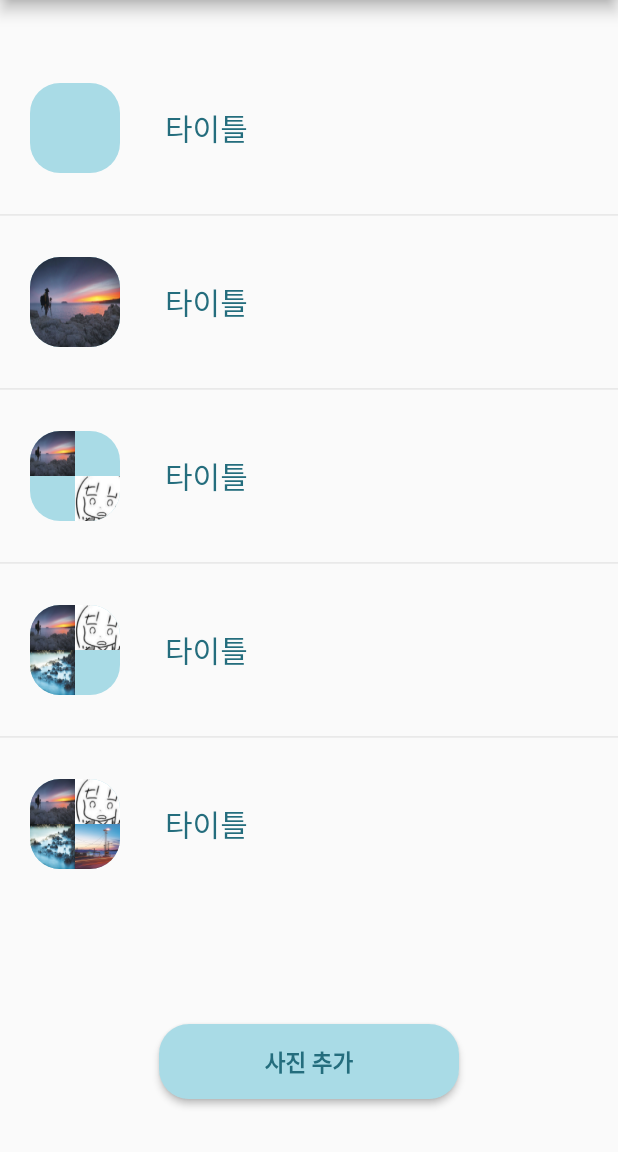
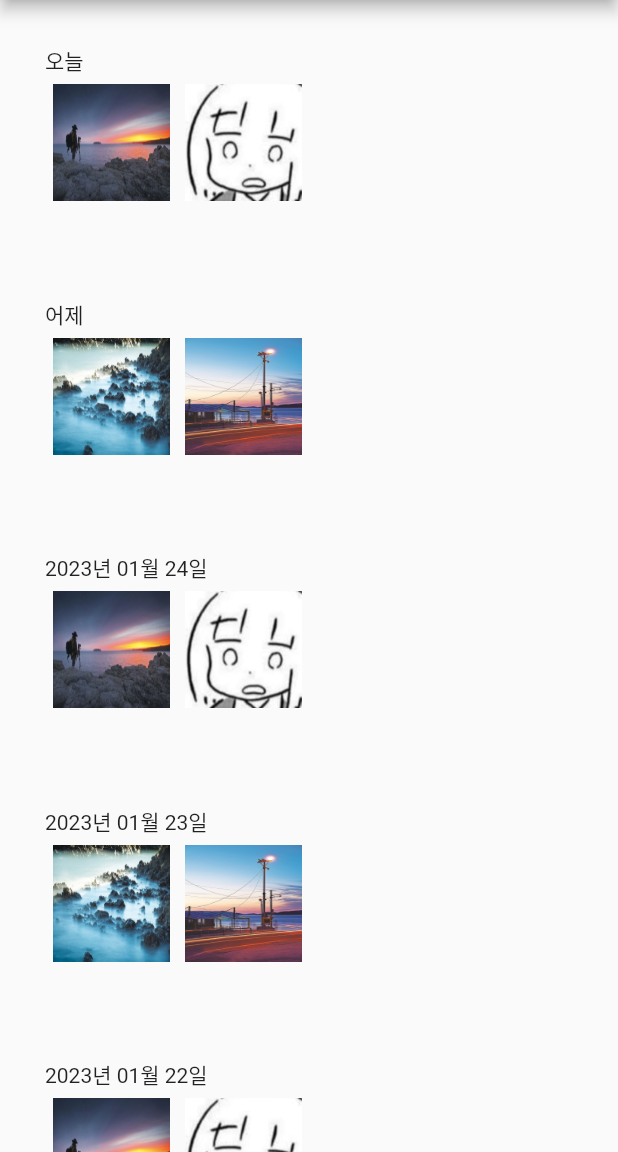
Before and after one commit to haZuny/GDSC-image-cloud-app, a Flutter app: the screen it shows after launch, on a phone screen of 412 x 824 dp, the part 84-1236 px from its top. Run offline on Flutter 3.47's test engine with Material 2 defaults, Android fonts, the phone set to English and light mode, and no system bars; drawn by our look-alikes of dropdown_button2.

Commit message:
이미지 리스트 페이지 뼈대

```diff
--- a/lib/BaseFile.dart
+++ b/lib/BaseFile.dart
@@ -22,7 +22,6 @@ double mainListTitleFontSize = 20;
 double mainListPaddingSize = 20;
 double mainImgTitleThinSize = 30;
 
-
 /// 화면 크기 반환
 double getFulLSizePercent(BuildContext context, int percent, bool isWidth){
   if(isWidth)
--- /dev/null
+++ b/lib/ImgListPage.dart
@@ -0,0 +1,135 @@
+import 'package:flutter/material.dart';
+import 'package:intl/intl.dart';
+import 'package:toy_project/BaseFile.dart';
+
+import 'AppBar_Drawer.dart';
+
+class ImageListPage extends StatefulWidget {
+  @override
+  State<ImageListPage> createState() => _ImageListPage();
+}
+
+class _ImageListPage extends State<ImageListPage> {
+  /// 날짜별로 정렬된 리스트
+  Map dateAlignedImgObj = {};
+
+  /// 키 리스트
+  List dateKeyList = [];
+
+  /// 오늘 날짜
+  DateTime now = DateTime.now();
+  String formatDateNow = DateFormat('yyyy-MM-dd').format(DateTime.now());
+  String formatDateYesterDay = DateFormat('yyyy-MM-dd').format(DateTime.now().subtract(Duration(days: 1)));
+
+  /// 초기 동작
+  @override
+  void initState() {
+    // TODO: implement initState
+    super.initState();
+
+    // 임시로 이미지 삽입
+    for (int i = 0; i < 50; i++) {
+      DateTime date = DateTime(now.year, now.month, now.day)
+          .subtract(Duration(days: (i / 2).toInt()));
+      print(date);
+      if (dateAlignedImgObj.containsKey(date)) {
+        dateAlignedImgObj[date].add(ImageObj(
+            i,
+            i % 4 == 0
+                ? Image.asset(
+                    'assets/img/test1.jpg',
+                    fit: BoxFit.fill,
+                  )
+                : i % 4 == 1
+                    ? Image.asset('assets/img/test2.jpg', fit: BoxFit.fill)
+                    : i % 4 == 2
+                        ? Image.asset('assets/img/test3.jpg', fit: BoxFit.fill)
+                        : Image.asset('assets/img/test4.jpg', fit: BoxFit.fill),
+            date));
+      } else {
+        dateAlignedImgObj[date] = [
+          ImageObj(
+              i,
+              i % 4 == 0
+                  ? Image.asset(
+                      'assets/img/test1.jpg',
+                      fit: BoxFit.fill,
+                    )
+                  : i % 4 == 1
+                      ? Image.asset('assets/img/test2.jpg', fit: BoxFit.fill)
+                      : i % 4 == 2
+                          ? Image.asset('assets/img/test3.jpg',
+                              fit: BoxFit.fill)
+                          : Image.asset('assets/img/test4.jpg',
+                              fit: BoxFit.fill),
+              date)
+        ];
+        dateKeyList.add(date);
+      }
+    }
+  }
+
+  @override
+  Widget build(BuildContext context) => Scaffold(
+      appBar: MyAppBar(true),
+
+      /// 날짜 리스트
+      body: ListView.builder(
+          itemCount: dateKeyList.length,
+          itemBuilder: (context, idx) => Padding(
+                padding: EdgeInsets.all(30),
+                child: Column(
+                  crossAxisAlignment: CrossAxisAlignment.start,
+                  children: [
+                    // 오늘
+                    dateKeyList[idx].toString().substring(0, 10) ==
+                            formatDateNow
+                        ? Text("오늘")
+                        :
+                        // 어제
+                        dateKeyList[idx].toString().substring(0, 10) ==
+                                formatDateYesterDay
+                            ? Text("어제")
+                            : Text(dateKeyList[idx].toString().substring(0, 4) +
+                                '년 ' +
+                                dateKeyList[idx].toString().substring(5, 7) +
+                                "월 " +
+                                dateKeyList[idx].toString().substring(8, 10) +
+                                '일'),
+
+                    // if (dateKeyList[idx].year == now.year && dateKeyList[idx].month == now.month && dateKeyList[idx].day == now.day)
+                    //   Text(dateKeyList[idx].toString().substring(0,10)),
+                    // else if()
+                    //   Text('a'),
+
+                    /// 사진 그리드
+                    GridView.builder(
+                      shrinkWrap: true,
+                      physics: NeverScrollableScrollPhysics(),
+                      itemCount: dateAlignedImgObj[dateKeyList[idx]].length,
+                      itemBuilder: (context, idx2) {
+                        return Padding(
+                            padding: EdgeInsets.all(5),
+                            child: dateAlignedImgObj[dateKeyList[idx]][idx2]
+                                .photo);
+                      },
+                      gridDelegate: SliverGridDelegateWithFixedCrossAxisCount(
+                          crossAxisCount: 4),
+                    ),
+                  ],
+                ),
+              )));
+}
+
+/// 이미지 객체
+class ImageObj {
+  final int phothID;
+  final Image photo;
+  final DateTime uploadAt;
+
+  // 생성자
+  const ImageObj(int id, Image img, DateTime date)
+      : phothID = id,
+        photo = img,
+        uploadAt = date;
+}
--- a/lib/MainPage.dart
+++ b/lib/MainPage.dart
@@ -18,6 +18,7 @@ class _MainPage extends State<MainPage> {
     super.initState();
     categoryList.add(MainCategory('타이틀', 0));
     categoryList.add(MainCategory('타이틀', 1));
+    categoryList.add(MainCategory('타이틀', 1));
     categoryList.add(MainCategory('타이틀', 2));
     categoryList.add(MainCategory('타이틀', 3));
     categoryList.add(MainCategory('타이틀', 4));
@@ -37,7 +38,8 @@ class _MainPage extends State<MainPage> {
                     itemCount: categoryList.length,
                     itemBuilder: (context, idx) => Column(
                           children: [
-                            Padding(
+                            GestureDetector(
+                              child: Padding(
                                 padding: EdgeInsets.all(mainListPaddingSize),
                                 child: Row(
                                   crossAxisAlignment: CrossAxisAlignment.center,
@@ -51,7 +53,7 @@ class _MainPage extends State<MainPage> {
                                         decoration: BoxDecoration(
                                             borderRadius:
                                                 BorderRadius.circular(20),
-                                          color: Color(color_whiteMint)),
+                                            color: Colors.black),
                                         child:
                                             // 사진 없음
                                             categoryList[idx].imgNum == 0
@@ -195,6 +197,8 @@ class _MainPage extends State<MainPage> {
                                   ],
                                 ),
                               ),
+                              onTap: (){},
+                            ),
                             if (idx < categoryList.length - 1) Divider()
                           ],
                         )),
--- a/lib/main.dart
+++ b/lib/main.dart
@@ -1,6 +1,7 @@
 import 'package:flutter/material.dart';
 import 'package:flutter/services.dart';
 import 'MainPage.dart';
+import 'ImgListPage.dart';
 
 void main() {
   /// 상태바 색상 변경
@@ -19,7 +20,8 @@ class MyApp extends StatelessWidget {
       theme: ThemeData(
         appBarTheme: AppBarTheme(systemOverlayStyle:SystemUiOverlayStyle.light,)
       ),
-      home: MainPage(),
+      // home: MainPage(),
+      home: ImageListPage(),
     );
   }
 }
--- a/pubspec.yaml
+++ b/pubspec.yaml
@@ -37,6 +37,7 @@ dependencies:
   # Use with the CupertinoIcons class for iOS style icons.
   cupertino_icons: ^1.0.2
   dropdown_button2: ^1.9.2
+  intl: ^0.18.0
 
 dev_dependencies:
   flutter_test:
```
Also changed, not shown: pubspec.lock. Lines whose indentation alone changed are shown as unchanged.
